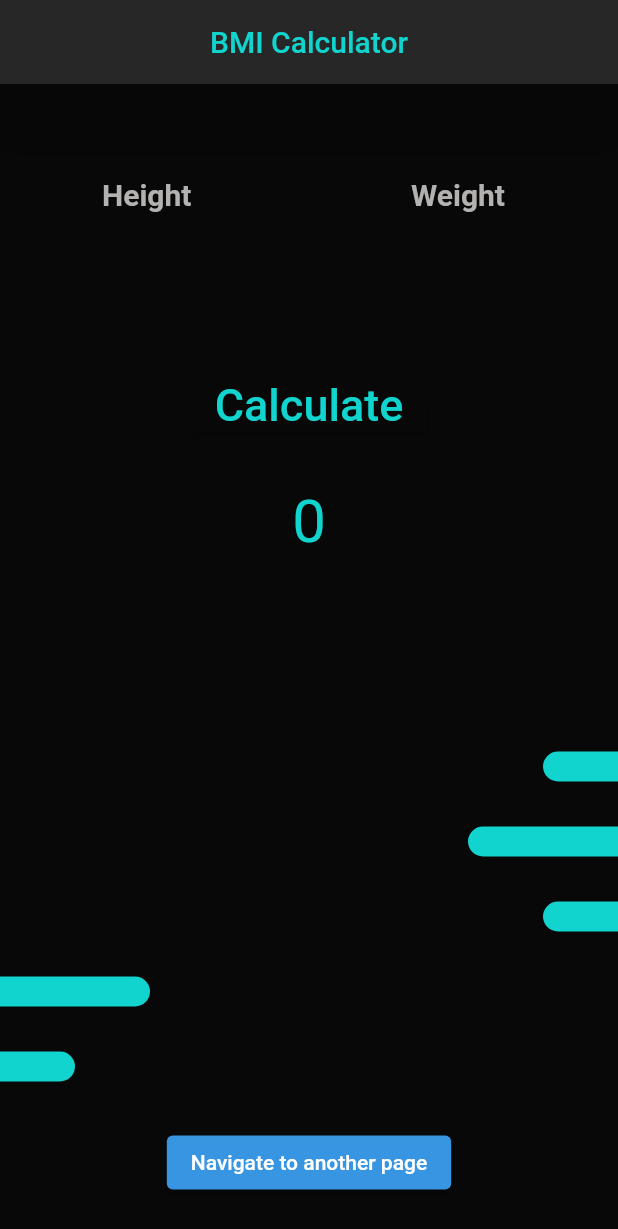
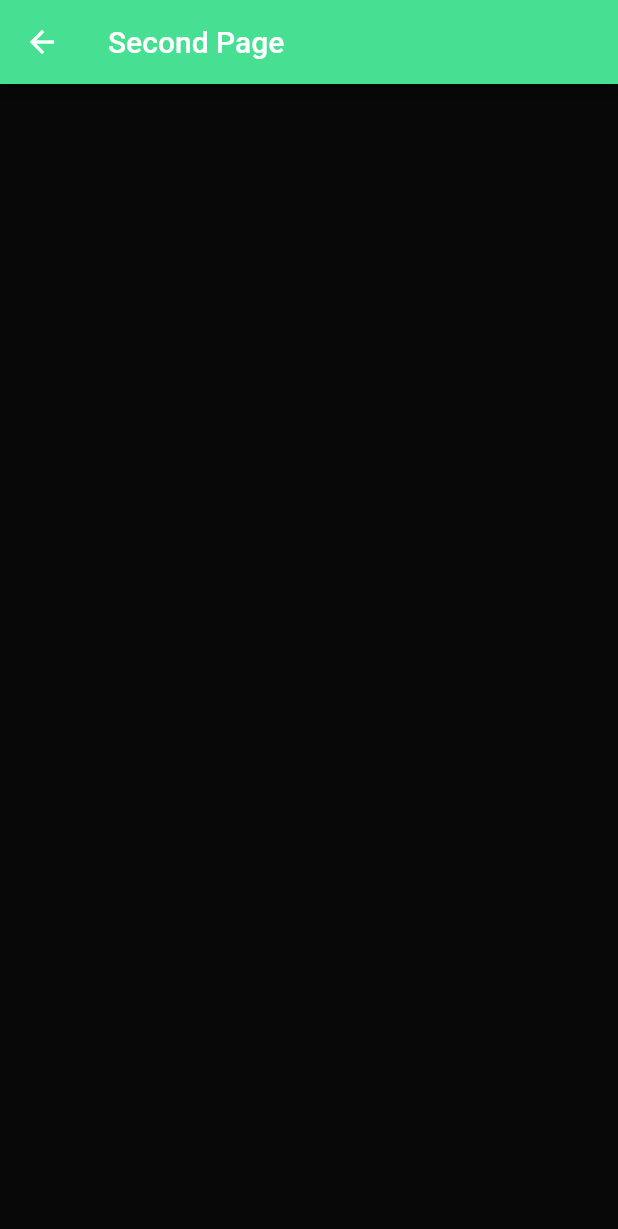
Before and after one commit to arsham-aazami/first_app, a Flutter app: the screen it shows after launch, after a tap on "Navigate to another page", on a phone screen of 412 x 824 dp. Shown: the top 1229 px of the screen. Run offline on Flutter 3.47's test engine with Material 2 defaults, Android fonts, the phone set to English and light mode, and no system bars.

Commit message:
creating second page and implementing navigator

```diff
--- a/lib/main.dart
+++ b/lib/main.dart
@@ -1,5 +1,6 @@
 import 'dart:math';
 
+import 'package:first_app/page2.dart';
 import 'package:flutter/material.dart';
 
 void main() => runApp(const MyApp());
@@ -139,7 +140,9 @@ class _HomePageState extends State<HomePage> {
               style: ElevatedButton.styleFrom(
                 backgroundColor: Color.fromARGB(230, 61, 165, 249)
               ),
-              onPressed: (){}, child: Text("Navigate to another page"))
+              onPressed: (){
+              Navigator.of(context).push(MaterialPageRoute(builder: (builder) => const SecondPage()));
+              }, child: const Text("Navigate to another page"))
           ],
         ));
   }
--- /dev/null
+++ b/lib/page2.dart
@@ -0,0 +1,16 @@
+import 'package:flutter/material.dart';
+
+class SecondPage extends StatelessWidget {
+  const SecondPage({super.key});
+
+  @override
+  Widget build(BuildContext context) {
+    return  Scaffold(
+      backgroundColor: const Color.fromARGB(255, 8, 8, 8),
+      appBar: AppBar(
+        backgroundColor: Color.fromARGB(255, 71, 224, 147),
+        title: Text("Second Page"),
+        )
+    );
+  }
+}
```
